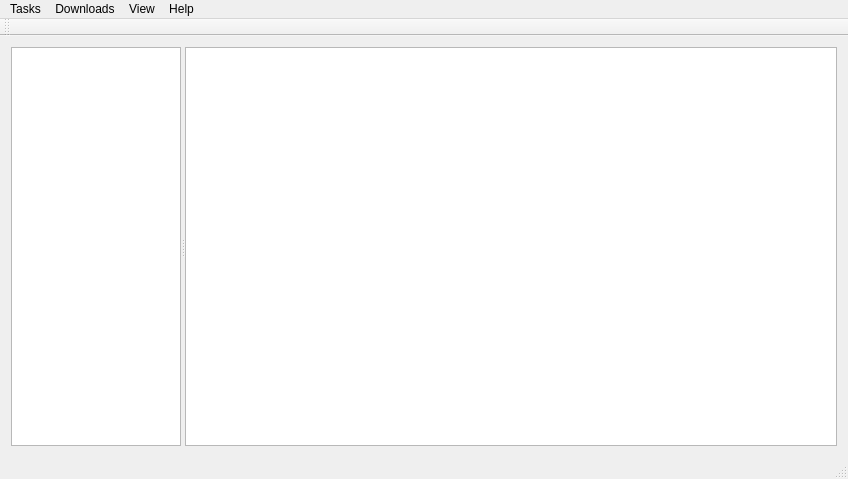
Qt form HeaderAndUi/MainWindow.ui (hamedshakib/New-Download-Manager) before a commit.
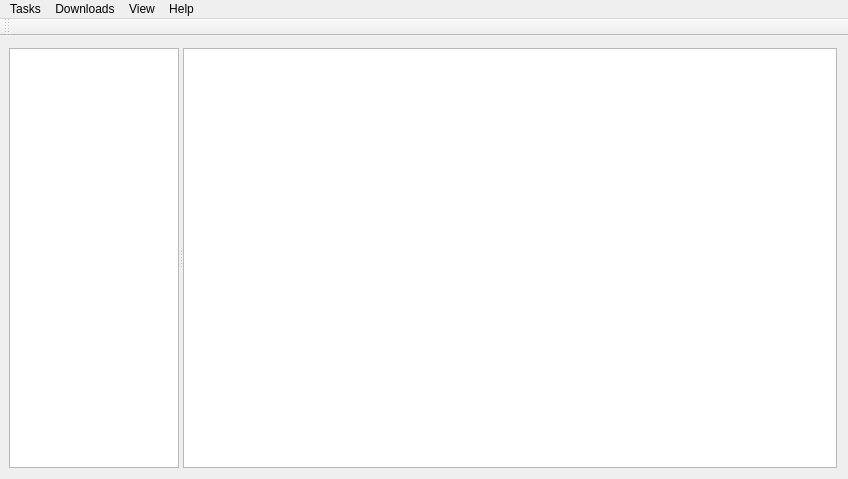
The same form after that commit.

What changed in the file:
```diff
--- a/HeaderAndUi/MainWindow.ui
+++ b/HeaderAndUi/MainWindow.ui
@@ -15,14 +15,17 @@
   </property>
   <widget class="QWidget" name="centralWidget">
    <layout class="QGridLayout" name="gridLayout">
+    <property name="leftMargin">
+     <number>1</number>
+    </property>
     <item row="0" column="0">
      <widget class="QWidget" name="widget" native="true">
       <layout class="QGridLayout" name="gridLayout_2">
        <property name="leftMargin">
-        <number>0</number>
+        <number>8</number>
        </property>
        <property name="topMargin">
-        <number>0</number>
+        <number>1</number>
        </property>
        <property name="rightMargin">
         <number>0</number>
@@ -173,7 +176,6 @@
     <bool>false</bool>
    </attribute>
   </widget>
-  <widget class="QStatusBar" name="statusBar"/>
   <action name="actionAdd_new_Download">
    <property name="text">
     <string>Add new Download</string>
```
Left out of the diff: 24 changed lines with no effect on the pictures.
